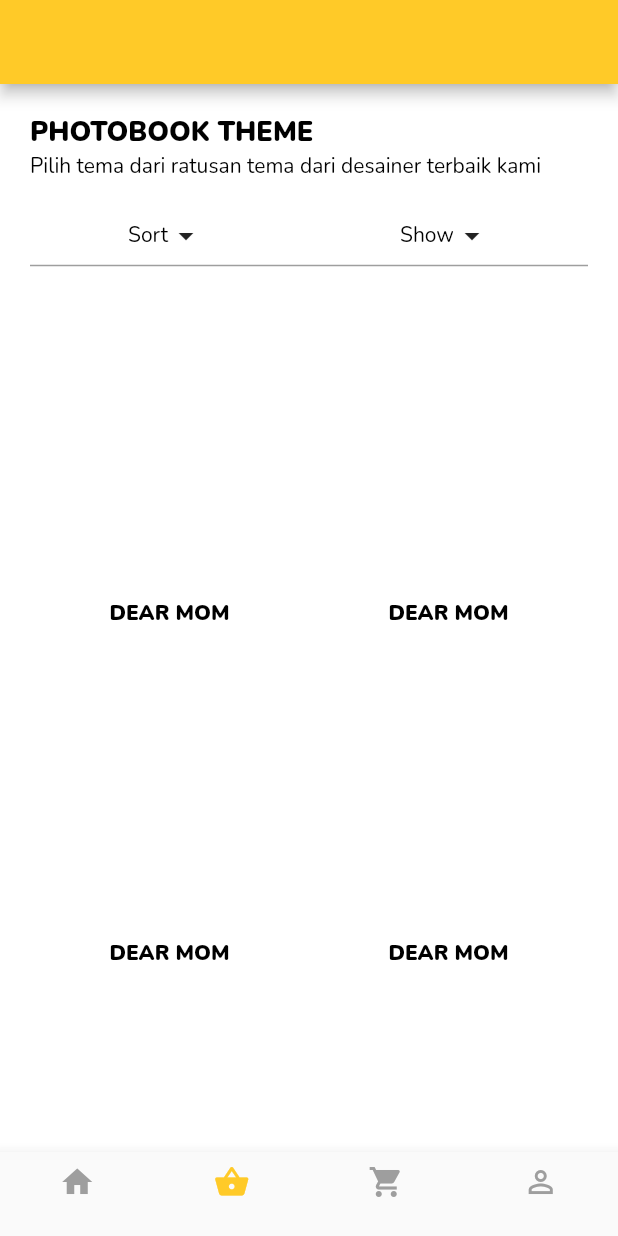
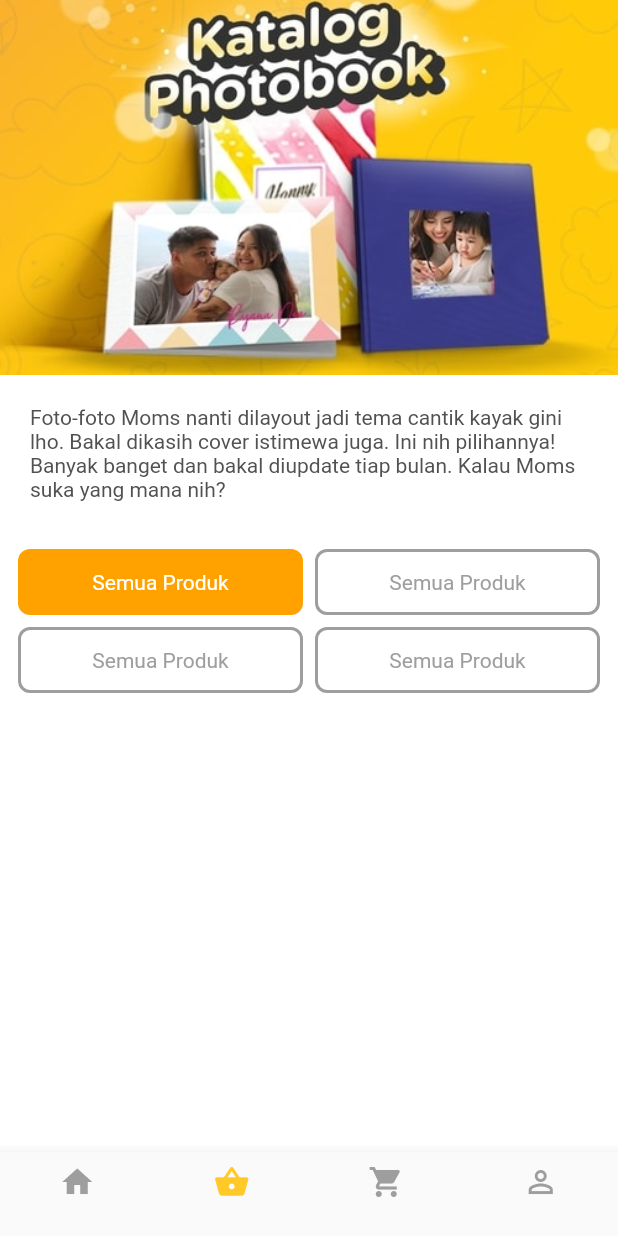
Before and after one commit to threetwotwo/id_photobook_test, a Flutter app: the screen it shows after launch, item 2 of the bottom bar chosen, on a phone screen of 412 x 824 dp. Run offline on Flutter 3.47's test engine with Material 2 defaults, Android fonts, the phone set to English and light mode, and no system bars; our stand-ins replace cached_network_image, cloud_firestore, firebase_auth, flutter_svg, google_fonts, smooth_page_indicator and 1 more; accounts and stored records are empty.

Commit message:
Katalog Screen - Add collapsing app bar - Add choice chips

```diff
--- a/lib/ui/home.dart
+++ b/lib/ui/home.dart
@@ -64,7 +64,7 @@ class _HomeState extends State<Home> {
             HomeScreen(),
             KatalogScreen(),
             Container(),
-            widget.user == null ? LoginPage() : AkunView(),
+            ProfileScreen(),
           ],
         ),
       ),
--- a/lib/ui/screens/katalog_screen.dart
+++ b/lib/ui/screens/katalog_screen.dart
@@ -1,90 +1,120 @@
 import 'package:flutter/material.dart';
+import 'package:idphotobooktest/constants/app_colors.dart';
 import 'package:idphotobooktest/constants/styles.dart';
 import 'package:idphotobooktest/ui/safe_scaffold.dart';
 import 'package:idphotobooktest/ui/shared/base_app_bar.dart';
+import 'package:idphotobooktest/ui/widgets/katalog_choice_chip.dart';
 
-class KatalogScreen extends StatelessWidget {
+class KatalogScreen extends StatefulWidget {
+  @override
+  _KatalogScreenState createState() => _KatalogScreenState();
+}
+
+class _KatalogScreenState extends State<KatalogScreen> {
+  int selectedChip = 0;
+
   @override
   Widget build(BuildContext context) {
     return SafeScaffold(
-      appBar: BaseAppBar(),
-      child: Padding(
-        padding: const EdgeInsets.symmetric(horizontal: 20.0),
-        child: ListView(
+      child: CustomScrollView(
+        slivers: <Widget>[
+          //Collapsable appbar
+          SliverAppBar(
+            expandedHeight: 250.0,
+            pinned: true,
+            elevation: 0,
+            flexibleSpace: LayoutBuilder(
+              builder: (context, constraints) {
+                var top = constraints.biggest.height;
+                return FlexibleSpaceBar(
+                  titlePadding:
+                      EdgeInsetsDirectional.only(start: 16.0, bottom: 16.0),
+                  centerTitle: false,
+                  title: Opacity(
+                    opacity: top < 100.0 ? 1.0 : 0.0,
+                    child: Text('Katalog'),
+                  ),
+                  background: Image.asset('assets/images/katalog-photobook.jpg',
+                      fit: BoxFit.cover),
+                );
+              },
+            ),
+          ),
+          SliverToBoxAdapter(
+            child: SingleChildScrollView(
+              child: Column(
                 children: <Widget>[
-            SizedBox(height: 20),
-            //Header
-            Text(
-              'PHOTOBOOK THEME',
-              style: Styles.h18ExtraBold,
+                  Padding(
+                    padding: const EdgeInsets.all(20.0),
+                    child: Text(
+                      'Foto-foto Moms nanti dilayout jadi tema cantik kayak gini lho. Bakal dikasih cover istimewa juga. Ini nih pilihannya! Banyak banget dan bakal diupdate tiap bulan. Kalau Moms suka yang mana nih?',
+                      style: TextStyle(color: AppColors.matterhorn),
                     ),
-            Text(
-              'Pilih tema dari ratusan tema dari desainer terbaik kami',
-              style: Styles.h14Normal,
                   ),
-            //Divider and sort button
-            SizedBox(height: 25),
-            Row(
-              mainAxisAlignment: MainAxisAlignment.spaceAround,
+                  Padding(
+                    padding: const EdgeInsets.all(8.0),
+                    child: Column(
                       children: <Widget>[
-                //Sort button
                         Row(
                           children: <Widget>[
-                    Text('Sort', style: Styles.h14Normal),
-                    Icon(Icons.arrow_drop_down),
+                            Expanded(
+                              child: KatalogChoiceChip(
+                                isSelected: selectedChip == 0,
+                                onSelected: () => _select(0),
+                                label: 'Semua Produk',
+                              ),
+                            ),
+                            Expanded(
+                              child: KatalogChoiceChip(
+                                isSelected: selectedChip == 1,
+                                onSelected: () => _select(1),
+                                label: 'Semua Produk',
+                              ),
+                            ),
                           ],
                         ),
-                //Show button
                         Row(
                           children: <Widget>[
-                    Text('Show', style: Styles.h14Normal),
-                    Icon(Icons.arrow_drop_down),
+                            Expanded(
+                              child: KatalogChoiceChip(
+                                isSelected: selectedChip == 2,
+                                onSelected: () => _select(2),
+                                label: 'Semua Produk',
+                              ),
+                            ),
+                            Expanded(
+                              child: KatalogChoiceChip(
+                                isSelected: selectedChip == 3,
+                                onSelected: () => _select(3),
+                                label: 'Semua Produk',
+                              ),
+                            ),
                           ],
                         ),
                       ],
                     ),
-            Divider(
-              height: 16,
-              thickness: 1,
-              color: Colors.grey,
                   ),
-            //Katalog
-            SizedBox(height: 20),
-            GridView.count(
-              shrinkWrap: true,
-              physics: NeverScrollableScrollPhysics(),
-              crossAxisCount: 2,
-              childAspectRatio: 0.82,
-              children: List.generate(
-                8,
-                (index) => InkWell(
-                  onTap: () {},
-                  child: Container(
-                    child: Column(
-                      children: <Widget>[
-                        AspectRatio(
-                          aspectRatio: 1,
-//                          child: Image.asset(
-//                            'assets/images/Dear Mom_thumb_300x300.png',
-//                            fit: BoxFit.cover,
-//                          ),
-                        ),
-                        Padding(
-                          padding: const EdgeInsets.all(8.0),
-                          child: Text(
-                            'DEAR MOM',
-                            style: Styles.h14ExtraBold,
-                          ),
-                        ),
+                  Container(
+                    height: 4999,
+                    color: Colors.white,
+                  )
                 ],
               ),
             ),
           ),
-              ),
-            )
         ],
-        ),
+//        body: Padding(
+//          padding: const EdgeInsets.all(20.0),
+//          child: Text(
+//              'Foto-foto Moms nanti dilayout jadi tema cantik kayak gini lho. Bakal dikasih cover istimewa juga. Ini nih pilihannya! Banyak banget dan bakal diupdate tiap bulan. Kalau Moms suka yang mana nih?'),
+//        ),
       ),
     );
   }
+
+  void _select(int i) {
+    setState(() {
+      selectedChip = i;
+    });
   }
+}
--- /dev/null
+++ b/lib/ui/widgets/katalog_choice_chip.dart
@@ -0,0 +1,37 @@
+import 'package:flutter/material.dart';
+import 'package:idphotobooktest/constants/app_colors.dart';
+
+class KatalogChoiceChip extends StatelessWidget {
+  final bool isSelected;
+  final String label;
+  final VoidCallback onSelected;
+
+  const KatalogChoiceChip({
+    Key key,
+    @required this.label,
+    @required this.isSelected,
+    @required this.onSelected,
+  }) : super(key: key);
+  @override
+  Widget build(BuildContext context) {
+    return InkWell(
+      onTap: onSelected,
+      child: Container(
+        padding: const EdgeInsets.all(12),
+        margin: const EdgeInsets.all(4),
+        decoration: BoxDecoration(
+          color: isSelected ? AppColors.orangePeel : Colors.white,
+          borderRadius: BorderRadius.circular(8.0),
+          border: Border.all(
+              color: isSelected ? Colors.transparent : Colors.grey, width: 2),
+        ),
+        child: Center(
+          child: Text(
+            label,
+            style: TextStyle(color: isSelected ? Colors.white : Colors.grey),
+          ),
+        ),
+      ),
+    );
+  }
+}
```
Also changed, not shown: lib/ui/screens/profile_screen.dart (+120 -124 lines). Lines whose indentation alone changed are shown as unchanged.
